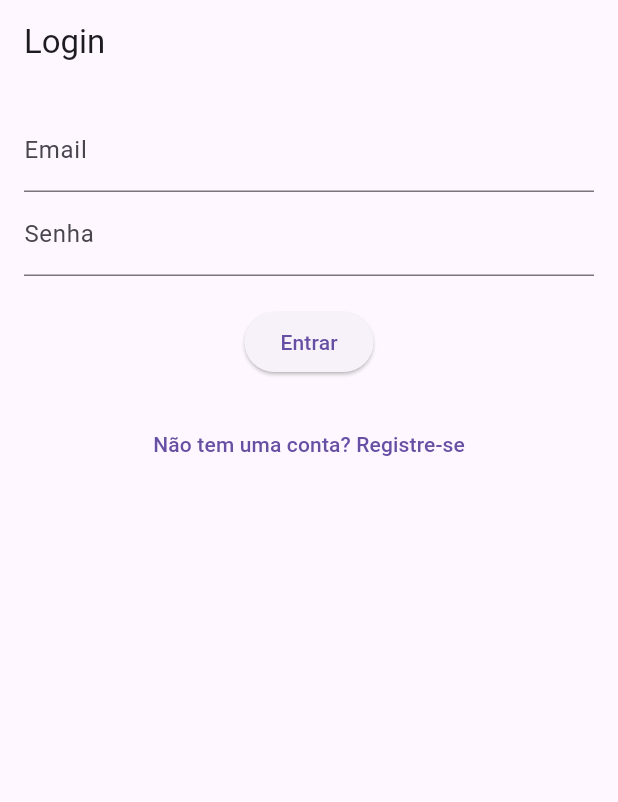
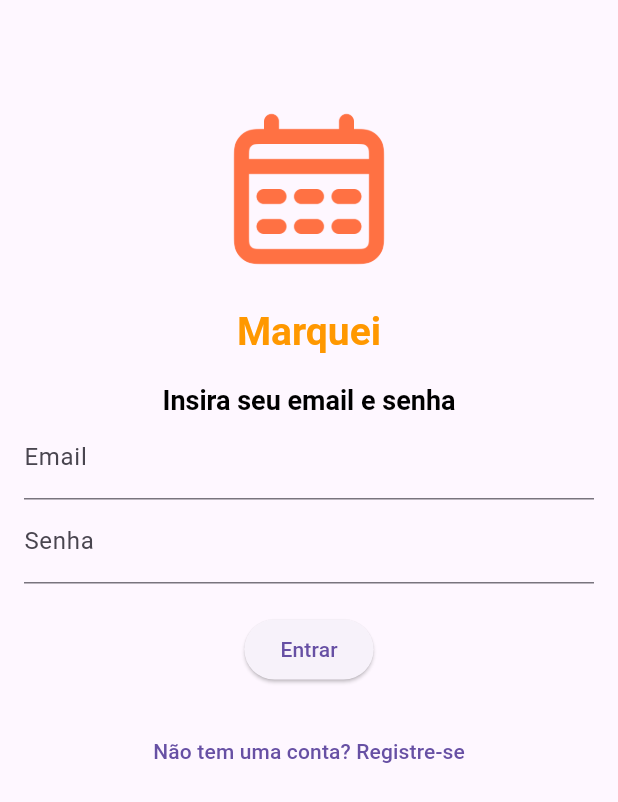
Before and after one commit to italoprobo/marquei, a Flutter app: the screen it shows after launch, on a phone screen of 412 x 824 dp. Shown: the top 802 px of the screen. Run offline on Flutter 3.47's test engine with Material 3 defaults, Android fonts, the phone set to English and light mode, and no system bars; our stand-ins replace carousel_slider, flutter_dotenv, geolocator, google_maps_flutter, image_picker, supabase_flutter; accounts and stored records are empty.

Commit message:
Aprimora front-end da tela de login

```diff
--- a/marquei_frontend/marquei/lib/views/login.dart
+++ b/marquei_frontend/marquei/lib/views/login.dart
@@ -23,13 +23,41 @@ class _LoginScreenState extends State<LoginScreen> {
   @override
   Widget build(BuildContext context) {
     return Scaffold(
-      appBar: AppBar(title: const Text('Login')),
       body: Padding(
         padding: const EdgeInsets.all(16.0),
         child: Form(
           key: _formKey,
           child: Column(
             children: [
+              SizedBox(height: 50),
+              Center(
+              child: Image.asset(
+                'assets/images/marquei.png',
+                height: 120, // Tamanho da imagem
+              ),
+            ),
+            const SizedBox(height: 20),
+            RichText(
+                text: TextSpan(
+                  text: "Marquei",
+                  style: TextStyle(
+                    fontWeight: FontWeight.bold, // Aplica o negrito
+                    color: Colors.orange,
+                    fontSize: 26,
+                  )
+                )
+              ),
+              const SizedBox(height: 20),
+              RichText(
+                text: TextSpan(
+                  text: "Insira seu email e senha",
+                  style: TextStyle(
+                    fontWeight: FontWeight.bold, // Aplica o negrito
+                    color: Colors.black,
+                    fontSize: 18,
+                  )
+                )
+              ),
               TextFormField(
                 controller: _controller.emailController,
                 decoration: const InputDecoration(labelText: 'Email'),
--- a/marquei_frontend/marquei/pubspec.yaml
+++ b/marquei_frontend/marquei/pubspec.yaml
@@ -80,6 +80,7 @@ flutter:
   uses-material-design: true
   assets:
     - assets/.env
+    - assets/images/marquei.png
   # To add assets to your application, add an assets section, like this:
   # assets:
   #   - images/a_dot_burr.jpeg
```
Also changed, not shown: marquei_frontend/marquei/assets/images/marquei.png (added), marquei_frontend/marquei/pubspec.lock.
